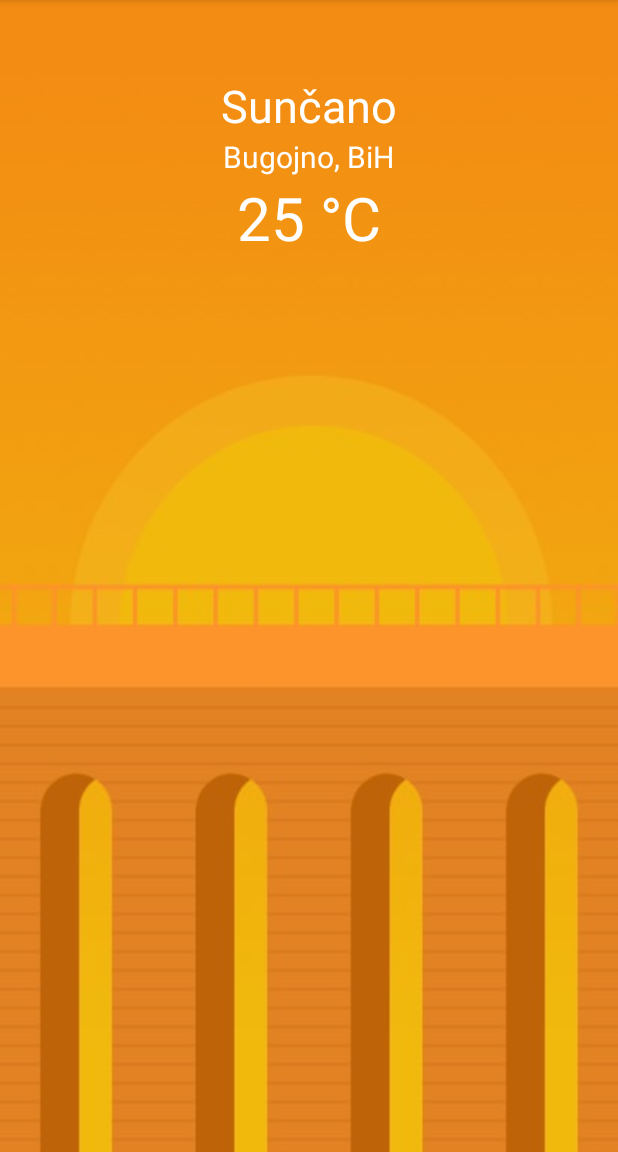
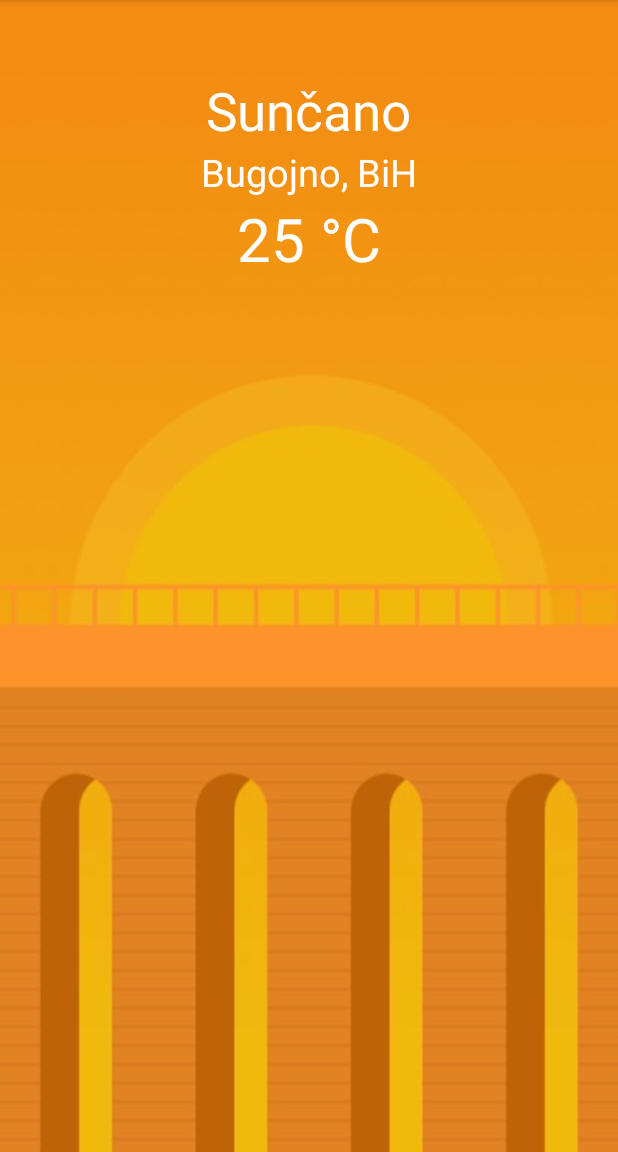
Before and after one commit to nahla-android/VremenskaPrognozaaa, an Android app: the screen it shows after launch (SuncicaActivity), on a phone screen of 412 x 824 dp, the part 84-1236 px from its top. Run offline under Robolectric (Android 15) with nearby library versions, the phone set to English and light mode, and no system bars.

Commit message:
Some fixes

```diff
--- a/app/src/main/res/layout/activity_suncica.xml
+++ b/app/src/main/res/layout/activity_suncica.xml
@@ -22,7 +22,7 @@
         android:layout_height="wrap_content"
         android:text="Sunčano"
         android:paddingTop="50dp"
-        android:textSize="30dp"
+        android:textSize="35dp"
         android:textColor="#FFFFFF"
         android:layout_centerHorizontal="true"
         app:layout_constraintBottom_toBottomOf="parent"
@@ -37,7 +37,7 @@
         android:text="Bugojno, BiH"
         android:layout_below="@+id/vrijeme"
         android:paddingTop="0dp"
-        android:textSize="20dp"
+        android:textSize="25dp"
         android:textColor="#FFFFFF"
         android:layout_centerHorizontal="true"
         app:layout_constraintBottom_toBottomOf="parent"
```
